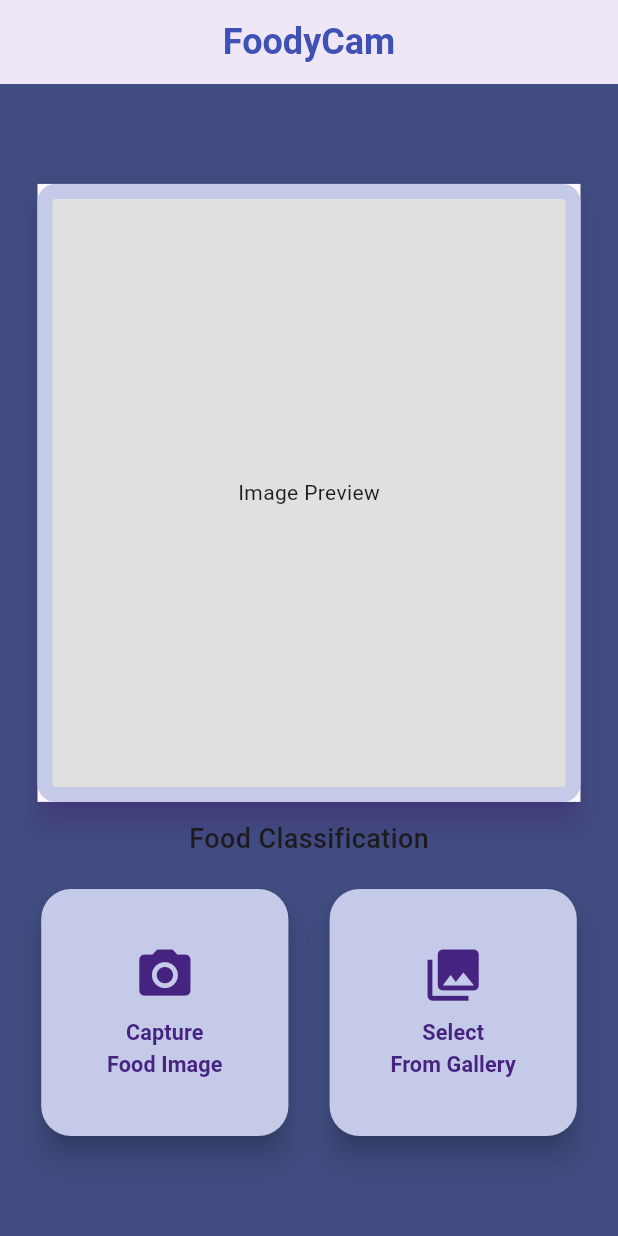
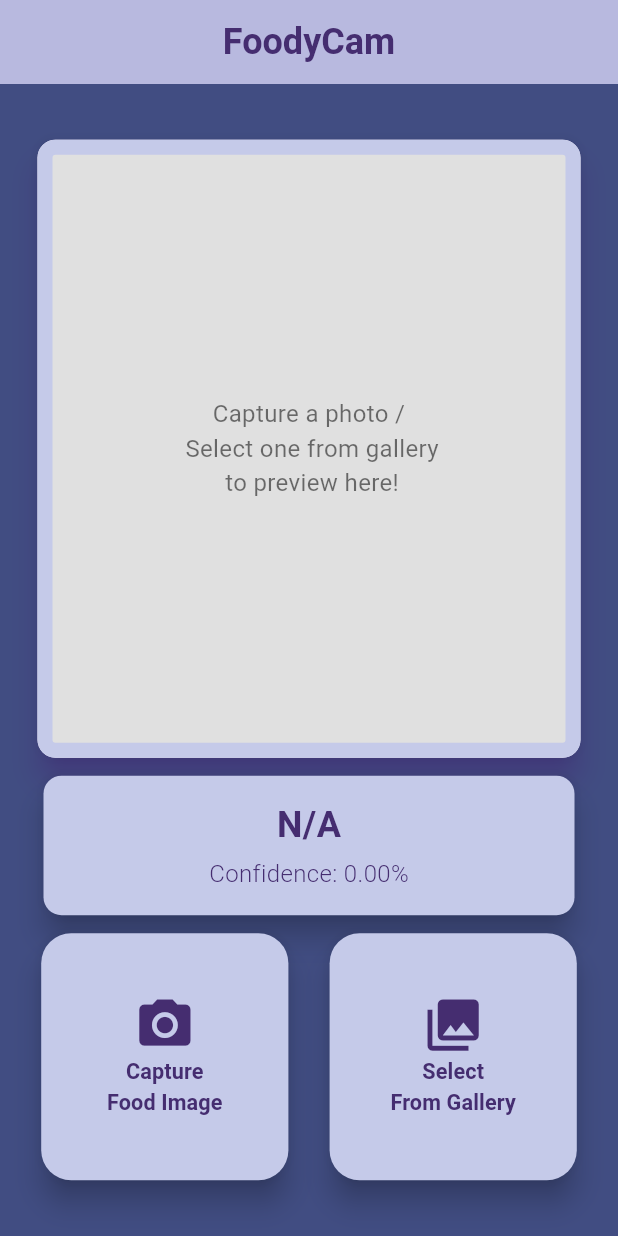
Before and after one commit to Iftikhar-Shams-Niloy/flutter_foodycam, a Flutter app: the screen it shows after launch, on a phone screen of 412 x 824 dp. Run offline on Flutter 3.47's test engine with Material 3 defaults, Android fonts, the light colour scheme and no system bars; our stand-ins replace image_picker; missing offline and left inert: tflite_flutter.

Commit message:
UI updated for better experience

```diff
--- a/lib/core/constants.dart
+++ b/lib/core/constants.dart
@@ -10,5 +10,5 @@ class Constants {
 }
 
 // Custom colors
-const Color customPurple = Color.fromARGB(255, 70, 35, 129);
+const Color customPurple = Color.fromARGB(255, 69, 45, 112);
 const Color customPurpleBackground = Color.fromARGB(255, 65, 77, 130);
--- a/lib/core/debug_logger.dart
+++ b/lib/core/debug_logger.dart
@@ -31,17 +31,28 @@ class DebugLogger {
     print("🏆 PREDICTION: $label (${(confidence * 100).toStringAsFixed(2)}%)");
   }
 
-  static void topPredictions(List<String> labels, List<double> probabilities, int count) {
+  static void topPredictions(
+    List<String> labels,
+    List<double> probabilities,
+    int count,
+  ) {
     final sortedIndices = List.generate(probabilities.length, (i) => i)
       ..sort((a, b) => probabilities[b].compareTo(probabilities[a]));
 
     for (int i = 0; i < count && i < sortedIndices.length; i++) {
       final idx = sortedIndices[i];
-      log("Top ${i + 1}: ${labels[idx]} (${(probabilities[idx] * 100).toStringAsFixed(2)}%)");
+      log(
+        "Top ${i + 1}: ${labels[idx]} (${(probabilities[idx] * 100).toStringAsFixed(2)}%)",
+      );
     }
   }
 
-  static void tensorInfo(String name, dynamic shape, dynamic type, [dynamic index]) {
+  static void tensorInfo(
+    String name,
+    dynamic shape,
+    dynamic type, [
+    dynamic index,
+  ]) {
     if (index != null) {
       print("🧮 $name - Shape: $shape, Type: $type, Index: $index");
     } else {
--- a/lib/presentation/pages/home_screen.dart
+++ b/lib/presentation/pages/home_screen.dart
@@ -1,5 +1,6 @@
 import 'dart:io';
 import 'package:flutter/material.dart';
+import 'package:flutter_foodycam/core/constants.dart';
 import 'package:flutter_foodycam/presentation/widgets/custom_elevated_buttons.dart';
 import 'package:image_picker/image_picker.dart';
 import '../../data/model_loader.dart';
@@ -41,7 +42,7 @@ class _HomePageState extends State<HomeScreen> {
   Future<void> _classifyImage(File imageFile) async {
     setState(() {
       _isLoading = true;
-      _prediction = null; // Reset previous prediction
+      _prediction = null;
       _selectedImage = imageFile;
     });
 
@@ -90,11 +91,13 @@ class _HomePageState extends State<HomeScreen> {
           style: TextStyle(
             fontSize: 24,
             fontWeight: FontWeight.bold,
-            color: Colors.indigo,
+            color: customPurple,
           ),
         ),
+        backgroundColor: Colors.indigo.shade100,
+        scrolledUnderElevation: 20,
         centerTitle: true,
-        elevation: 5,
+        elevation: 20,
       ),
       body: Center(
         child: Column(
@@ -103,7 +106,8 @@ class _HomePageState extends State<HomeScreen> {
             CameraView(
               image: _selectedImage != null ? FileImage(_selectedImage!) : null,
             ),
-            const SizedBox(height: 12),
+
+            const SizedBox(height: 8),
 
             _isLoading
                 ? const CircularProgressIndicator()
@@ -112,11 +116,9 @@ class _HomePageState extends State<HomeScreen> {
                     label: _prediction!.label,
                     confidence: _prediction!.confidence,
                   )
-                : const Text(
-                    "Food Classification",
-                    style: TextStyle(fontSize: 18, fontWeight: FontWeight.w500),
-                  ),
-            const SizedBox(height: 20),
+                : ResultCard(label: "N/A", confidence: 0.00),
+
+            const SizedBox(height: 8),
 
             Row(
               mainAxisAlignment: MainAxisAlignment.spaceEvenly,
--- a/lib/presentation/widgets/camera_view.dart
+++ b/lib/presentation/widgets/camera_view.dart
@@ -11,6 +11,7 @@ class CameraView extends StatelessWidget {
     return Material(
       elevation: 8,
       shadowColor: Colors.deepPurple,
+      borderRadius: BorderRadius.circular(12),
       child: Container(
         height: screenSize.height / 2,
         width: screenSize.width - 50,
@@ -22,7 +23,15 @@ class CameraView extends StatelessWidget {
               ? DecorationImage(image: image!, fit: BoxFit.cover)
               : null,
         ),
-        child: image == null ? const Center(child: Text("Image Preview")) : null,
+        child: image == null
+            ? const Center(
+                child: Text(
+                  "Capture a photo /\n Select one from gallery\n to preview here!",
+                  textAlign: TextAlign.center,
+                  style: TextStyle(fontSize: 16, color: Colors.black54),
+                ),
+              )
+            : null,
       ),
     );
   }
--- a/lib/presentation/widgets/custom_elevated_buttons.dart
+++ b/lib/presentation/widgets/custom_elevated_buttons.dart
@@ -36,7 +36,6 @@ class CustomElevatedButton extends StatelessWidget {
           mainAxisAlignment: MainAxisAlignment.center,
           children: [
             Icon(icon, size: iconSize, color: customPurple),
-            const SizedBox(height: 8),
             Text(
               text,
               textAlign: TextAlign.center,
--- a/lib/presentation/widgets/result_card.dart
+++ b/lib/presentation/widgets/result_card.dart
@@ -12,7 +12,6 @@ class ResultCard extends StatelessWidget {
     final Size screenSize = MediaQuery.of(context).size;
     return Container(
       width: screenSize.width - 50,
-      padding: EdgeInsets.only(top: 8),
       child: Card(
         color: Colors.indigo.shade100,
         shape: RoundedRectangleBorder(borderRadius: BorderRadius.circular(12)),
@@ -35,8 +34,8 @@ class ResultCard extends StatelessWidget {
                 "Confidence: ${(confidence * 100).toStringAsFixed(2)}%",
                 style: const TextStyle(
                   fontSize: 16,
-                  color: Colors.deepPurple,
-                  fontWeight: FontWeight.w500,
+                  color: customPurple,
+                  fontWeight: FontWeight.w300,
                 ),
               ),
             ],
```
